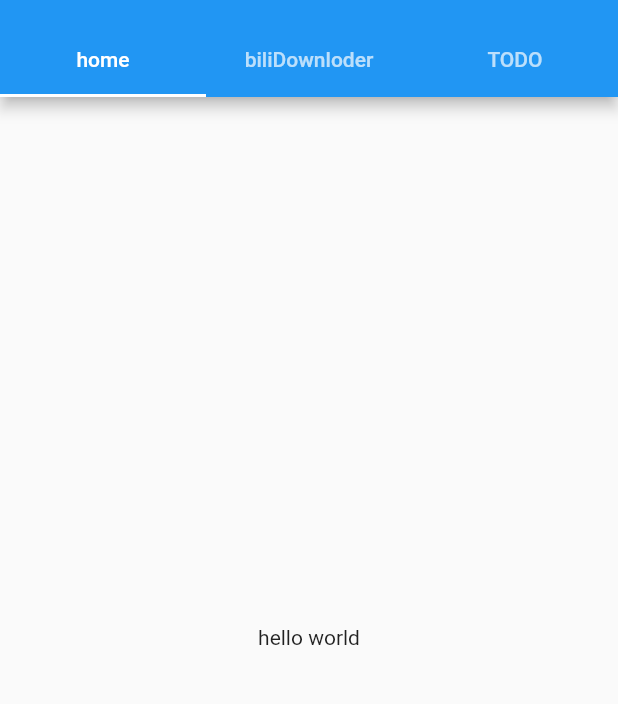
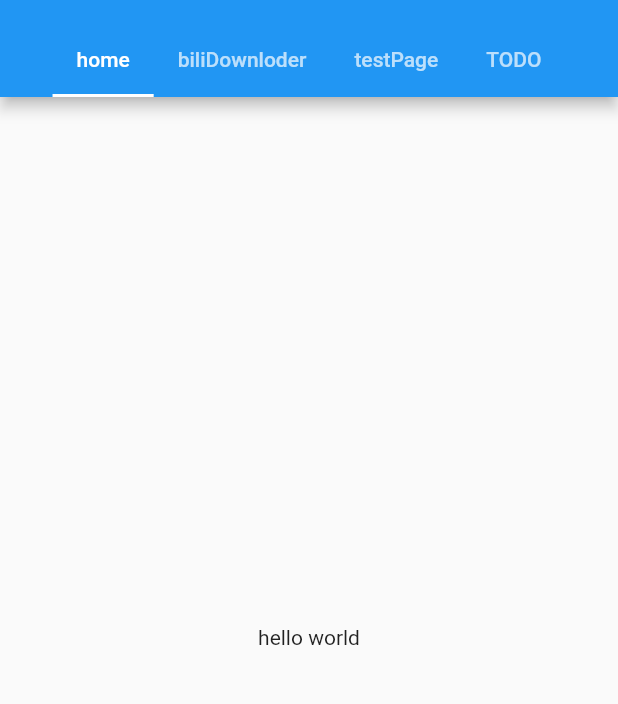
Before and after one commit to feilongproject/flpTools, a Flutter app: the screen it shows after launch, on a phone screen of 412 x 824 dp, the part 59-763 px from its top. Run offline on Flutter 3.47's test engine with Material 2 defaults, Android fonts, the phone set to English and light mode, and no system bars; our stand-ins replace dio, file_picker, image_gallery_saver, permission_handler.

Commit message:
[U]添加可持久化翻页，添加测试页面，优化部分逻辑

```diff
--- a/lib/tab_bars/bar_main.dart
+++ b/lib/tab_bars/bar_main.dart
@@ -1,5 +1,6 @@
 import 'package:flutter/material.dart';
 
+import 'test.dart';
 import 'bili_info.dart';
 import 'home.dart';
 
@@ -12,71 +13,99 @@ class ToolsTabBar extends StatefulWidget {
 
 class _ToolsTabBarState extends State<ToolsTabBar>
     with SingleTickerProviderStateMixin {
-  late TabController mController; // tab控制器
+  static const _pageList = [
+    HomePage(),
+    BiliInfo(),
+    TestPage(),
+    Center(child: Text('home3')),
+  ];
+
+  /*底部导航栏控制部分
+  late int _currentIndex = 0;
+  late PageController _pageController; */
+  late TabController _tabController;
 
   @override
   void initState() {
     super.initState();
+    //_pageController = PageController(initialPage: _currentIndex);底部导航栏控制器
 
-    mController = TabController(
-      //initialIndex: 0,
-      length: 3,
-      vsync: this,
-    );
-    // 初始化TabController
-    // 参数1：初试显示的tab位置
-    // 参数2：tab的个数
-    // 参数3：动画效果的异步处理，默认格式
-
-    // 添加监听器
-    mController.addListener(() => _onTabChanged());
+    _tabController = TabController(length: _pageList.length, vsync: this);
+    //mController.addListener(() => _onTabChanged());
   }
 
   @override
   Widget build(BuildContext context) {
-    return Scaffold(
+    return WillPopScope(
+      onWillPop: () async {
+        return false;
+      },
+      child: Scaffold(
         //backgroundColor: Colors.yellow,
         appBar: AppBar(
           title: const Text("flpTools"),
           bottom: TabBar(
-          //labelColor: Colors.blue,
-
-          tabs: const <Widget>[
-            Tab(
-              text: "home",
-            ),
-            Tab(
-              text: "biliDownloder",
-            ),
-            Tab(
-              text: "TODO",
-            ),
-          ], // 设置标题
-          controller: mController, // 设置控制器
-          isScrollable: false, //是否可滑动，设置不可滑动，则是tab的宽度等长
+            tabs: const [
+              Tab(text: "home"),
+              Tab(text: "biliDownloder"),
+              Tab(text: "testPage"),
+              Tab(text: "TODO"),
+            ],
+            controller: _tabController,
+            isScrollable: true,
           ),
         ),
 
-      body: TabBarView(
-        controller: mController,
-        children: const [
-          HomePage(),
-          BiliInfo(),
-          Center(
-            child: Text('home3'),
+        body: PageView(
+          //controller: _pageController,底部导航栏用于跳转页面的控制
+          children: _pageList,
+          onPageChanged: (index) {
+            setState(() {
+              _tabController.index = index;
+              // _currentIndex = index; 底部导航栏切换
+            });
+          },
         ),
+
+/*底部导航栏主要内容
+        bottomNavigationBar: BottomNavigationBar(
+          currentIndex: _currentIndex,
+          onTap: (index) {
+            setState(() {
+              _currentIndex = index;
+              _pageController.jumpToPage(index);
+            });
+          },
+          items: const [
+            BottomNavigationBarItem(
+                icon: Icon(Icons.home, color: Colors.black),
+                label: "h",
+                backgroundColor: Colors.blue),
+            BottomNavigationBarItem(
+                icon: Icon(Icons.home, color: Colors.black),
+                label: "h",
+                backgroundColor: Colors.blue),
+            BottomNavigationBarItem(
+                icon: Icon(Icons.home, color: Colors.black),
+                label: "h",
+                backgroundColor: Colors.blue),
+            BottomNavigationBarItem(
+                icon: Icon(Icons.home, color: Colors.black),
+                label: "h",
+                backgroundColor: Colors.blue),
           ],
+        ), */
       ),
     );
   }
-
+/* 暂时没什么用
   @override
   void dispose() {
-    super.dispose();
-    mController.dispose(); // 当整个页面dispose时，记得把控制器也dispose掉，释放内存
+    //super.dispose();
+    //mController.dispose(); // 当整个页面dispose时，记得把控制器也dispose掉，释放内存
   }
 
   _onTabChanged() {
     //print(mController.index);
+  } */
 }
-}
--- a/lib/tab_bars/home.dart
+++ b/lib/tab_bars/home.dart
@@ -7,7 +7,10 @@ class HomePage extends StatefulWidget {
   _HomePageState createState() => _HomePageState();
 }
 
-class _HomePageState extends State<HomePage> {
+class _HomePageState extends State<HomePage>
+    with AutomaticKeepAliveClientMixin {
+  @override
+  bool get wantKeepAlive => true;
   @override
   Widget build(BuildContext context) {
     return const Center(
--- a/pubspec.yaml
+++ b/pubspec.yaml
@@ -38,6 +38,7 @@ dependencies:
   permission_handler: ^9.2.0
   cached_network_image: ^3.2.0
   path_provider: ^2.0.9
+  file_picker: ^4.5.1
 dev_dependencies:
   flutter_test:
     sdk: flutter
```
Also changed, not shown: lib/tab_bars/bili_info.dart (+14 -7 lines), lib/tab_bars/test.dart (added, +128 -0 lines), pubspec.lock. Lines whose indentation alone changed are shown as unchanged.
